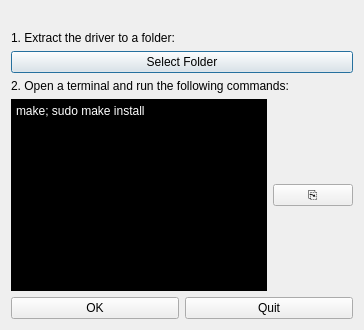
Before: the Qt Designer form ui/driverdialog.ui in TechxArtisanStudio/Openterface_QT, drawn with Qt 5.
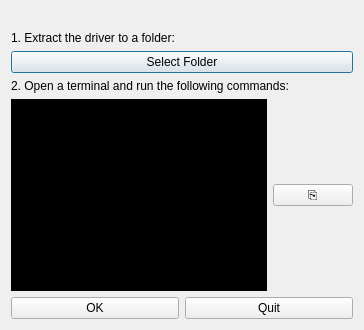
After: the same form once the commit is applied.

The edit to the form file:
```diff
--- a/ui/driverdialog.ui
+++ b/ui/driverdialog.ui
@@ -41,9 +41,6 @@
                 <property name="readOnly">
                 <bool>true</bool>
                 </property>
-                <property name="text">
-                <string>make; sudo make install</string>
-                </property>
                 <property name="visible">
                 <bool>false</bool>
                 </property>
```
